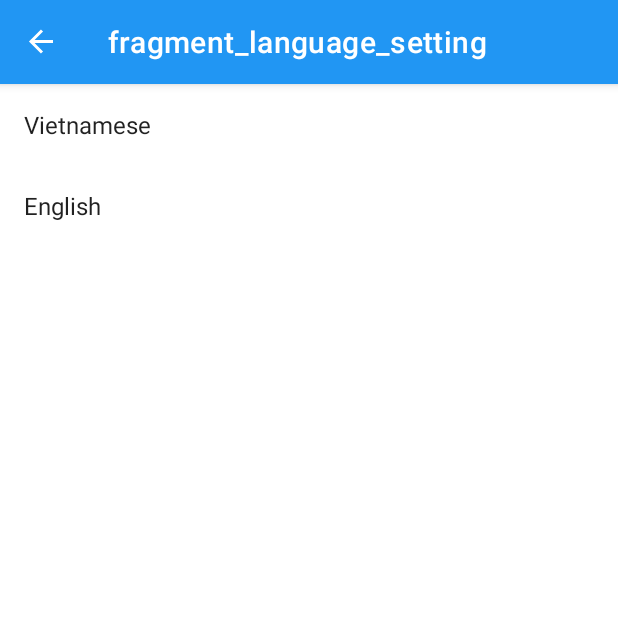
After one commit to nhp200199/Your-Friendly-Assistant, an Android app: the LanguageSettingFragment screen opened through its navigation route, on a phone screen of 412 x 824 dp, the top half of it. The commit adds this screen. Run offline under Robolectric (Android 15) with nearby library versions, the phone set to English and light mode, and no system bars; our stand-ins replace androidx.preference, navigation-ui.

Commit message:
convert list preference to use a independent LanguageSettingFragment

```diff
--- a/app/build.gradle
+++ b/app/build.gradle
@@ -37,6 +37,7 @@ dependencies {
     implementation 'androidx.annotation:annotation:1.1.0'
     implementation 'androidx.lifecycle:lifecycle-livedata-ktx:2.2.0'
     implementation 'androidx.lifecycle:lifecycle-viewmodel-ktx:2.2.0'
+    implementation 'androidx.recyclerview:recyclerview:1.1.0'
     testImplementation 'junit:junit:4.+'
     androidTestImplementation 'androidx.test.ext:junit:1.1.2'
     androidTestImplementation 'androidx.test.espresso:espresso-core:3.3.0'
--- /dev/null
+++ b/app/src/main/java/com/phucnguyen/khoaluantotnghiep/LanguageSettingFragment.java
@@ -0,0 +1,52 @@
+package com.phucnguyen.khoaluantotnghiep;
+
+import android.content.Context;
+import android.content.SharedPreferences;
+import android.os.Bundle;
+
+import androidx.fragment.app.Fragment;
+import androidx.preference.Preference;
+import androidx.preference.PreferenceFragmentCompat;
+import androidx.preference.PreferenceManager;
+import androidx.preference.PreferenceScreen;
+import androidx.recyclerview.widget.GridLayoutManager;
+import androidx.recyclerview.widget.LinearLayoutManager;
+import androidx.recyclerview.widget.RecyclerView;
+
+import android.util.Log;
+import android.view.LayoutInflater;
+import android.view.View;
+import android.view.ViewGroup;
+
+import com.phucnguyen.khoaluantotnghiep.dummy.DummyContent;
+
+/**
+ * A fragment representing a list of Items.
+ */
+public class LanguageSettingFragment extends Fragment
+{
+
+    private RecyclerView mRecyclerView;
+
+    /**
+     * Mandatory empty constructor for the fragment manager to instantiate the
+     * fragment (e.g. upon screen orientation changes).
+     */
+    public LanguageSettingFragment() {
+    }
+
+    @Override
+    public View onCreateView(LayoutInflater inflater, ViewGroup container,
+                             Bundle savedInstanceState) {
+        View view = inflater.inflate(R.layout.fragment_language__setting_list, container, false);
+
+        // Set the adapter
+        if (view instanceof RecyclerView) {
+            Context context = view.getContext();
+            mRecyclerView = (RecyclerView) view;
+            mRecyclerView.setLayoutManager(new LinearLayoutManager(context));
+            mRecyclerView.setAdapter(new MyLanguageItemRecyclerViewAdapter(context));
+        }
+        return view;
+    }
+}
--- a/app/src/main/java/com/phucnguyen/khoaluantotnghiep/MainActivity.java
+++ b/app/src/main/java/com/phucnguyen/khoaluantotnghiep/MainActivity.java
@@ -8,7 +8,9 @@ import androidx.navigation.NavDestination;
 import androidx.navigation.fragment.NavHostFragment;
 import androidx.navigation.ui.AppBarConfiguration;
 import androidx.navigation.ui.NavigationUI;
+import androidx.preference.PreferenceManager;
 
+import android.content.SharedPreferences;
 import android.os.Bundle;
 import android.view.View;
 
@@ -41,7 +43,8 @@ public class MainActivity extends AppCompatActivity {
         navController.addOnDestinationChangedListener(new NavController.OnDestinationChangedListener() {
             @Override
             public void onDestinationChanged(@NonNull NavController controller, @NonNull NavDestination destination, @Nullable Bundle arguments) {
-                if (destination.getId() == R.id.on_boarding_fragment)
+                if (destination.getId() == R.id.on_boarding_fragment ||
+                        destination.getId() == R.id.language_setting_fragment)
                     bottomNav.setVisibility(View.GONE);
                 else bottomNav.setVisibility(View.VISIBLE);
             }
--- /dev/null
+++ b/app/src/main/java/com/phucnguyen/khoaluantotnghiep/MyLanguageItemRecyclerViewAdapter.java
@@ -0,0 +1,92 @@
+package com.phucnguyen.khoaluantotnghiep;
+
+import androidx.preference.PreferenceManager;
+import androidx.recyclerview.widget.RecyclerView;
+
+import android.content.Context;
+import android.content.SharedPreferences;
+import android.view.LayoutInflater;
+import android.view.View;
+import android.view.ViewGroup;
+import android.widget.TextView;
+
+import com.phucnguyen.khoaluantotnghiep.dummy.DummyContent.DummyItem;
+
+import java.util.Arrays;
+import java.util.List;
+
+/**
+ * {@link RecyclerView.Adapter} that can display a {@link DummyItem}.
+ * TODO: Replace the implementation with code for your data type.
+ */
+public class MyLanguageItemRecyclerViewAdapter extends RecyclerView.Adapter<MyLanguageItemRecyclerViewAdapter.ViewHolder> {
+    private int selectedPos;
+    private SharedPreferences languagePref;
+    private Context context;
+    private final List<String> mValues = Arrays.asList(
+            "Vietnamese",
+            "English"
+    );
+
+    public MyLanguageItemRecyclerViewAdapter(Context context){
+        this.context = context;
+        languagePref = PreferenceManager.getDefaultSharedPreferences(context);
+        selectedPos = getSelectedLanguageIndex();
+    }
+
+    private int getSelectedLanguageIndex() {
+        return mValues.indexOf(languagePref.getString("language_pref", ""));
+    }
+
+    @Override
+    public ViewHolder onCreateViewHolder(ViewGroup parent, int viewType) {
+        View view = LayoutInflater.from(context)
+                .inflate(R.layout.fragment_language_setting, parent, false);
+        return new ViewHolder(view);
+    }
+
+    @Override
+    public void onBindViewHolder(final ViewHolder holder, int position) {
+        if(position == selectedPos) {
+            holder.mView.setSelected(true);
+            holder.mContentView.setTextColor(
+                    context.getResources().getColor(R.color.colorPrimary)
+            );
+        }
+        holder.mContentView.setText(mValues.get(position));
+        holder.mView.setOnClickListener(new View.OnClickListener() {
+            @Override
+            public void onClick(View view) {
+                languagePref.edit()
+                        .putString("language_pref", holder.mContentView.getText().toString())
+                        .apply();
+                if (position != selectedPos){
+                    notifyItemChanged(selectedPos);
+                    selectedPos = holder.getLayoutPosition();
+                    notifyItemChanged(selectedPos);
+                }
+            }
+        });
+    }
+
+    @Override
+    public int getItemCount() {
+        return mValues.size();
+    }
+
+    public class ViewHolder extends RecyclerView.ViewHolder {
+        public final View mView;
+        public final TextView mContentView;
+
+        public ViewHolder(View view) {
+            super(view);
+            mView = view;
+            mContentView = (TextView) view.findViewById(R.id.content);
+        }
+
+        @Override
+        public String toString() {
+            return super.toString() + " '" + mContentView.getText() + "'";
+        }
+    }
+}
--- /dev/null
+++ b/app/src/main/res/layout/fragment_language__setting_list.xml
@@ -0,0 +1,11 @@
+<?xml version="1.0" encoding="utf-8"?>
+<androidx.recyclerview.widget.RecyclerView xmlns:android="http://schemas.android.com/apk/res/android"
+    xmlns:app="http://schemas.android.com/apk/res-auto"
+    xmlns:tools="http://schemas.android.com/tools"
+    android:id="@+id/list"
+    android:name="com.phucnguyen.khoaluantotnghiep.Language_Setting_Fragment"
+    android:layout_width="match_parent"
+    android:layout_height="match_parent"
+    app:layoutManager="LinearLayoutManager"
+    tools:context=".LanguageSettingFragment"
+    tools:listitem="@layout/fragment_language_setting" />
--- /dev/null
+++ b/app/src/main/res/layout/fragment_language_setting.xml
@@ -0,0 +1,13 @@
+<?xml version="1.0" encoding="utf-8"?>
+<LinearLayout xmlns:android="http://schemas.android.com/apk/res/android"
+    android:layout_width="match_parent"
+    android:layout_height="wrap_content"
+    android:orientation="horizontal">
+
+    <TextView
+        android:id="@+id/content"
+        android:layout_width="match_parent"
+        android:layout_height="wrap_content"
+        android:layout_margin="@dimen/text_margin"
+        android:textAppearance="?attr/textAppearanceListItem" />
+</LinearLayout>
--- a/app/src/main/res/navigation/main_nav.xml
+++ b/app/src/main/res/navigation/main_nav.xml
@@ -36,6 +36,13 @@
                 android:name="com.phucnguyen.khoaluantotnghiep.OnBoardingFragment.IS_REVIEWING"
                 android:defaultValue="true" />
         </action>
+        <action
+            android:id="@+id/action_setting_fragment_to_language_setting_fragment"
+            app:destination="@id/language_setting_fragment"
+            app:enterAnim="@anim/slide_in_right"
+            app:exitAnim="@anim/slide_out_left"
+            app:popEnterAnim="@anim/slide_in_left"
+            app:popExitAnim="@anim/slide_out_right" />
     </fragment>
     <fragment
         android:id="@+id/log_in_fragment"
@@ -51,4 +58,9 @@
             app:argType="boolean"
             android:defaultValue="false" />
     </fragment>
+    <fragment
+        android:id="@+id/language_setting_fragment"
+        android:name="com.phucnguyen.khoaluantotnghiep.LanguageSettingFragment"
+        android:label="fragment_language_setting"
+        tools:layout="@layout/fragment_language_setting" />
 </navigation>
--- /dev/null
+++ b/app/src/main/res/values/dimens.xml
@@ -0,0 +1,4 @@
+<?xml version="1.0" encoding="utf-8"?>
+<resources>
+    <dimen name="text_margin">16dp</dimen>
+</resources>
```
Also changed, not shown: app/src/main/java/com/phucnguyen/khoaluantotnghiep/SettingPreferenceFragment.java (+17 -3 lines), app/src/main/res/xml/preferences.xml (+4 -4 lines).
